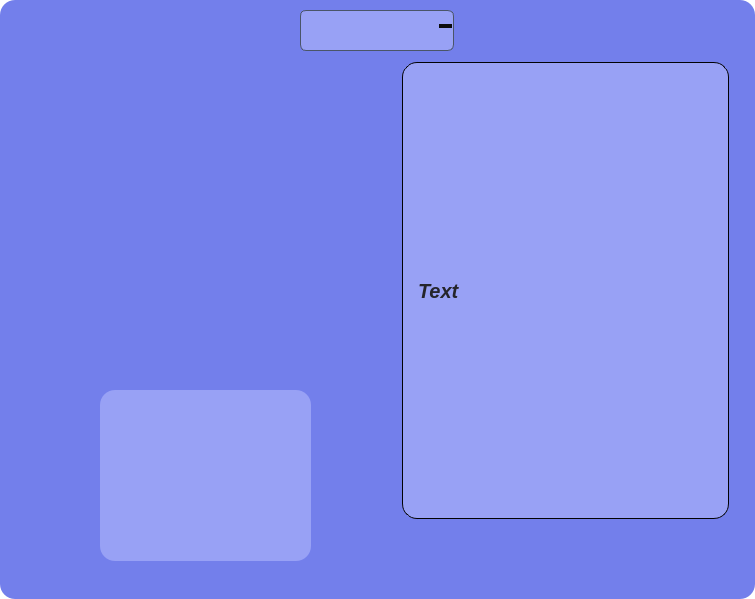
This is ui/main_window.ui in Ki1Rant/WeatherTrack as Qt 5 draws it before an edit. The edited form follows.
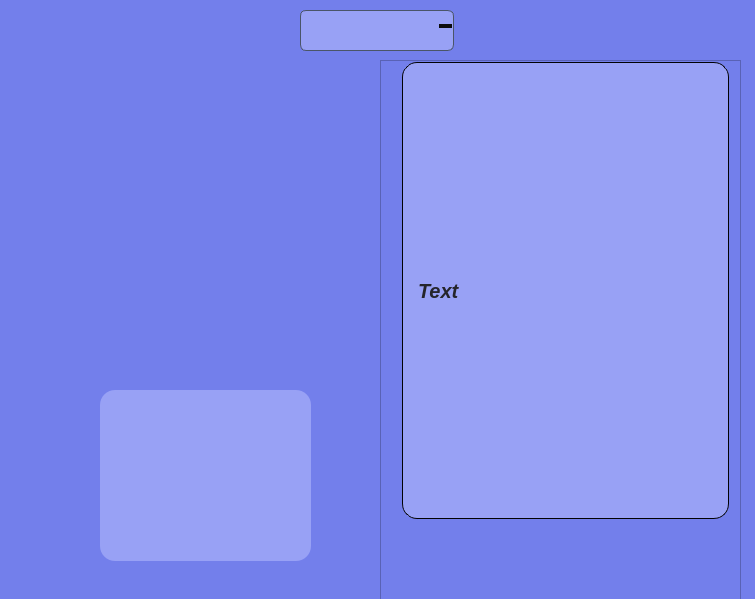
This is the edited form.

Patch:
```diff
--- a/ui/main_window.ui
+++ b/ui/main_window.ui
@@ -3,7 +3,10 @@
  <class>WeatherTracker</class>
  <widget class="QMainWindow" name="WeatherTracker">
   <property name="windowModality">
-   <enum>Qt::WindowModality::NonModal</enum>
+   <enum>Qt::WindowModality::WindowModal</enum>
+  </property>
+  <property name="enabled">
+   <bool>true</bool>
   </property>
   <property name="geometry">
    <rect>
@@ -18,14 +21,17 @@
   </property>
   <property name="styleSheet">
    <string notr="true">QMainWindow {
-    border-radius: 15px;
-    background-color: #ffffff;
-}</string>
+    background-color: #737feb;
+    color: blue;
+}
+</string>
+  </property>
+  <property name="tabShape">
+   <enum>QTabWidget::TabShape::Rounded</enum>
   </property>
   <widget class="QWidget" name="centralwidget">
    <property name="styleSheet">
     <string notr="true">QWidget {
-    border-radius: 15px;
     background-color: #737feb;
 }</string>
    </property>
```
Left out of the diff: 5 changed lines with no effect on the pictures.
